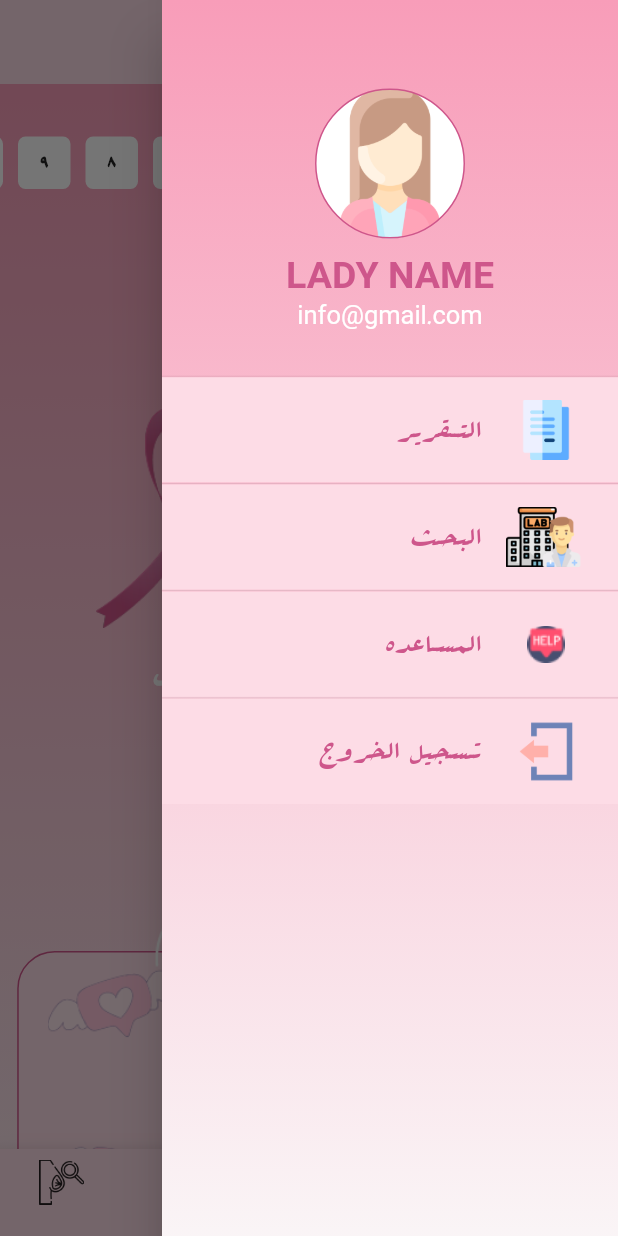
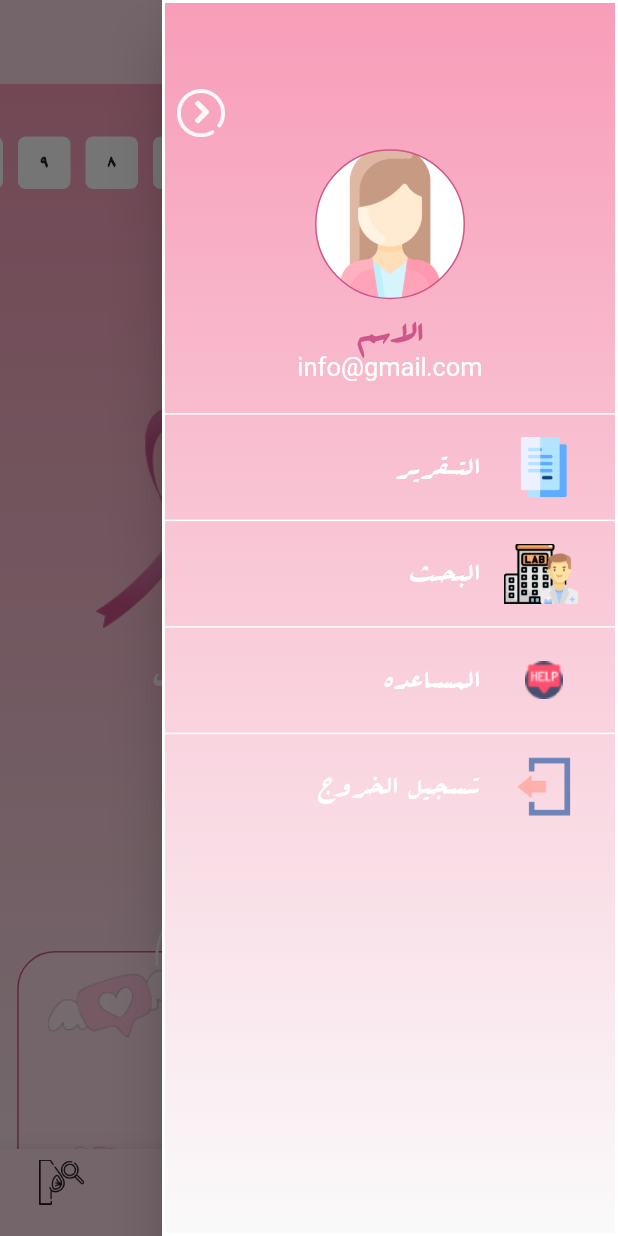
Before and after one commit to elsoudy222/Hawwah, a Flutter app: the HomeLayout screen opened directly, item 2 of the bottom bar chosen, with the side drawer open, on a phone screen of 412 x 824 dp. Run offline on Flutter 3.47's test engine with Material 2 defaults, Android fonts, the phone set to English and light mode, and no system bars; our stand-ins replace bloc, device_preview, dio, dropdown_button2, flutter_bloc, fluttertoast and 4 more; missing offline and left inert: splash_screen_view; accounts and stored records are empty.

Commit message:
drawer done

```diff
--- a/lib/layout/home_layout.dart
+++ b/lib/layout/home_layout.dart
@@ -2,7 +2,6 @@ import 'dart:ui';
 
 import 'package:flutter/material.dart';
 import 'package:flutter_bloc/flutter_bloc.dart';
-import 'package:hawwah/modules/home/home_screen.dart';
 import 'package:hawwah/modules/search/search_screen.dart';
 import 'package:hawwah/shared/components/colors.dart';
 import 'package:hawwah/shared/components/components.dart';
@@ -56,9 +55,11 @@ class HomeLayout extends StatelessWidget {
             //   barAnimation: BarAnimation.blink,
             //
             // ),
-            floatingActionButtonLocation: FloatingActionButtonLocation.centerDocked,
+            floatingActionButtonLocation:
+                FloatingActionButtonLocation.centerDocked,
             floatingActionButton: Visibility(
-              visible: MediaQuery.of(context).viewInsets.bottom == 0.0, // if the kyeboard is open then hide, else show
+              visible: MediaQuery.of(context).viewInsets.bottom == 0.0,
+              // if the kyeboard is open then hide, else show
               child: GestureDetector(
                 onTap: () {
                   cubit.changeBottomNavBar(2);
@@ -68,12 +69,15 @@ class HomeLayout extends StatelessWidget {
                   height: 47.0,
                   child: Padding(
                     padding: const EdgeInsets.all(8.0),
-                    child: Image.asset('assets/icons/home.png',
-                     color: cubit.currentIndex ==2 ?thirdColor :Colors.black87,
+                    child: Image.asset(
+                      'assets/icons/home.png',
+                      color:
+                          cubit.currentIndex == 2 ? thirdColor : Colors.black87,
                     ),
                   ),
                   decoration: BoxDecoration(
-                    borderRadius: BorderRadius.all(Radius.elliptical(26.0, 23.5)),
+                    borderRadius:
+                        BorderRadius.all(Radius.elliptical(26.0, 23.5)),
                     color: Colors.white,
                     border: Border.all(
                       width: 2.0,
@@ -111,10 +115,13 @@ class HomeLayout extends StatelessWidget {
               color: Colors.black,
               child: Drawer(
                 backgroundColor: secondaryColor,
-                child: SingleChildScrollView(
                 child: Container(
-                    decoration: const BoxDecoration(
-                      gradient: LinearGradient(
+                  decoration: BoxDecoration(
+                    border:  Border.all(
+                        color: Colors.white,
+                        width: 2
+                    ),
+                    gradient: const LinearGradient(
                         begin: Alignment.topCenter,
                         end: Alignment.bottomCenter,
                         colors: [
@@ -124,14 +131,32 @@ class HomeLayout extends StatelessWidget {
                   ),
                   child: Column(
                     children: [
+                      SizedBox(
+                        height: MediaQuery.of(context).size.height *.06,
+                      ),
+                      Align(
+                        alignment: AlignmentDirectional.topEnd,
+                        child: IconButton(
+                          onPressed: () {
+                            Navigator.pop(context);
+                          },
+                          icon: Image.asset(
+                            "assets/icons/menu_white.png",
+                            height: 40.0,
+                          ),
+                        ),
+                      ),
                       const drawerHeader(),
+                      const SizedBox(
+                        height: 20,
+                      ),
                       const Divider(
-                          thickness: 0.4,
-                          height: 1.5,
+                        thickness: 1,
+                        height: 1,
+                        color: Colors.white,
                       ),
                       drawerBody(context),
                     ],
-                    ),
                   ),
                 ),
               ),
@@ -148,11 +173,7 @@ class drawerHeader extends StatelessWidget {
 
   @override
   Widget build(BuildContext context) {
-    return Container(
-      width: double.infinity,
-      height: 250,
-      padding: const EdgeInsets.only(top: 30.0),
-      child: Column(
+    return Column(
       mainAxisAlignment: MainAxisAlignment.center,
       children: [
         GestureDetector(
@@ -167,12 +188,12 @@ class drawerHeader extends StatelessWidget {
                 border: Border.all(color: thirdColor),
                 shape: BoxShape.circle,
                 image: DecorationImage(
-                    image: AssetImage("assets/icons/profile_pic.png"),
+                  image: AssetImage("assets/icons/profile_pic.png",),
                 )),
           ),
         ),
         Text(
-            "LADY NAME",
+          "الاسم",
           style: TextStyle(
               fontWeight: FontWeight.bold, color: thirdColor, fontSize: 25.0),
         ),
@@ -181,15 +202,12 @@ class drawerHeader extends StatelessWidget {
           style: TextStyle(color: Colors.white, fontSize: 17),
         ),
       ],
-      ),
     );
   }
 }
 
 Widget drawerBody(context) {
-  return Container(
-    height: MediaQuery.of(context).size.height - 200,
-    child: Column(
+  return Column(
     mainAxisAlignment: MainAxisAlignment.start,
     children: [
       menuItem(
@@ -199,8 +217,9 @@ Widget drawerBody(context) {
             navigateTo(context, ReportScreen());
           }),
       const Divider(
-          thickness: 0.4,
-          height: 1.5,
+        thickness: 1,
+        height: 1,
+        color: Colors.white,
       ),
       menuItem(
           icon: "assets/icons/search.png",
@@ -209,21 +228,21 @@ Widget drawerBody(context) {
             navigateTo(context, SearchScreen());
           }),
       const Divider(
-          thickness: 0.4,
-          height: 1.5,
+        thickness: 1,
+        height: 1,
+        color: Colors.white,
       ),
-        menuItem(
-            icon: "assets/images/help.png", text: 'المسـاعده', onTap: () {}),
+      menuItem(icon: "assets/images/help.png", text: 'المسـاعده', onTap: () {}),
       const Divider(
-          thickness: 0.4,
-          height: 1.5,
+        thickness: 1,
+        height: 1,
+        color: Colors.white,
       ),
       menuItem(
           icon: "assets/icons/sign-out.png",
           text: 'تـسجيل الخروج',
           onTap: () {}),
     ],
-    ),
   );
 }
 
@@ -232,9 +251,7 @@ Widget menuItem({
   required String text,
   required VoidCallback onTap,
 }) {
-  return Material(
-    color: secondaryColor,
-    child: InkWell(
+  return InkWell(
     onTap: () {
       onTap();
     },
@@ -255,11 +272,10 @@ Widget menuItem({
               flex: 3,
               child: Text(
                 text,
-                  style: TextStyle(color: thirdColor, fontSize: 25.0),
+                style: TextStyle(color: Colors.white, fontSize: 25.0),
               )),
         ],
       ),
     ),
-    ),
   );
 }
--- a/lib/main.dart
+++ b/lib/main.dart
@@ -1,3 +1,4 @@
+import 'package:device_preview/device_preview.dart';
 import 'package:flutter/material.dart';
 import 'package:flutter_bloc/flutter_bloc.dart';
 import 'package:flutter_localizations/flutter_localizations.dart';
@@ -35,10 +36,24 @@ void main() async {
       widget: OnBoardingScreen(),
     );
   }
+
+  // runApp(
+  //   DevicePreview(
+  //     enabled: true,
+  //     tools: [
+  //       ...DevicePreview.defaultTools,
+  //     ],
+  //     builder: (context) => MyApp(
+  //       startWidget: widget,
+  //     ),
+  //   ),
+  // );
+
   runApp(MyApp(
    startWidget: widget,
   ));
 }
+
 
 class MyApp extends StatelessWidget {
   final Widget? startWidget;
@@ -58,6 +73,9 @@ class MyApp extends StatelessWidget {
         builder: (context, state) {
           return MaterialApp(
             debugShowCheckedModeBanner: false,
+            useInheritedMediaQuery: true,
+            locale: DevicePreview.locale(context),
+            builder: DevicePreview.appBuilder,
             theme: lightMode,
             localizationsDelegates: const [
               GlobalMaterialLocalizations.delegate,
--- a/pubspec.yaml
+++ b/pubspec.yaml
@@ -43,6 +43,8 @@ dependencies:
 #  google_fonts: ^2.3.1
   stylish_bottom_bar: ^0.0.6
   curved_navigation_bar: ^1.0.3
+
+  device_preview: ^1.0.0
 
 dev_dependencies:
   flutter_test:
```
Also changed, not shown: assets/icons/menu_white.png (added), pubspec.lock. Lines whose indentation alone changed are shown as unchanged.
